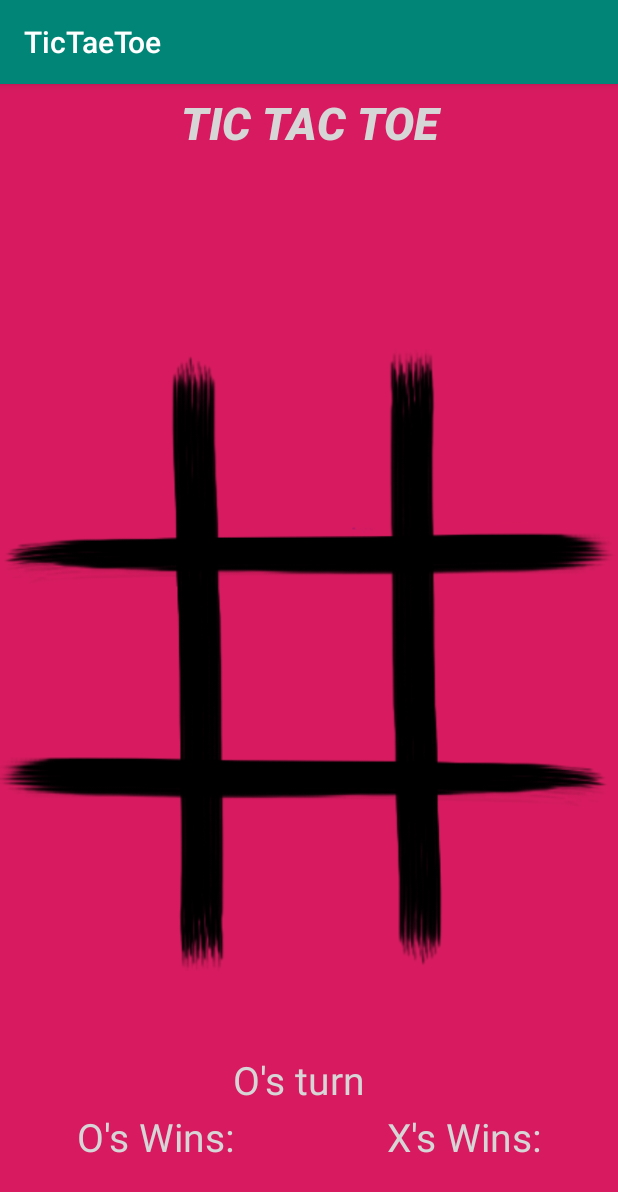
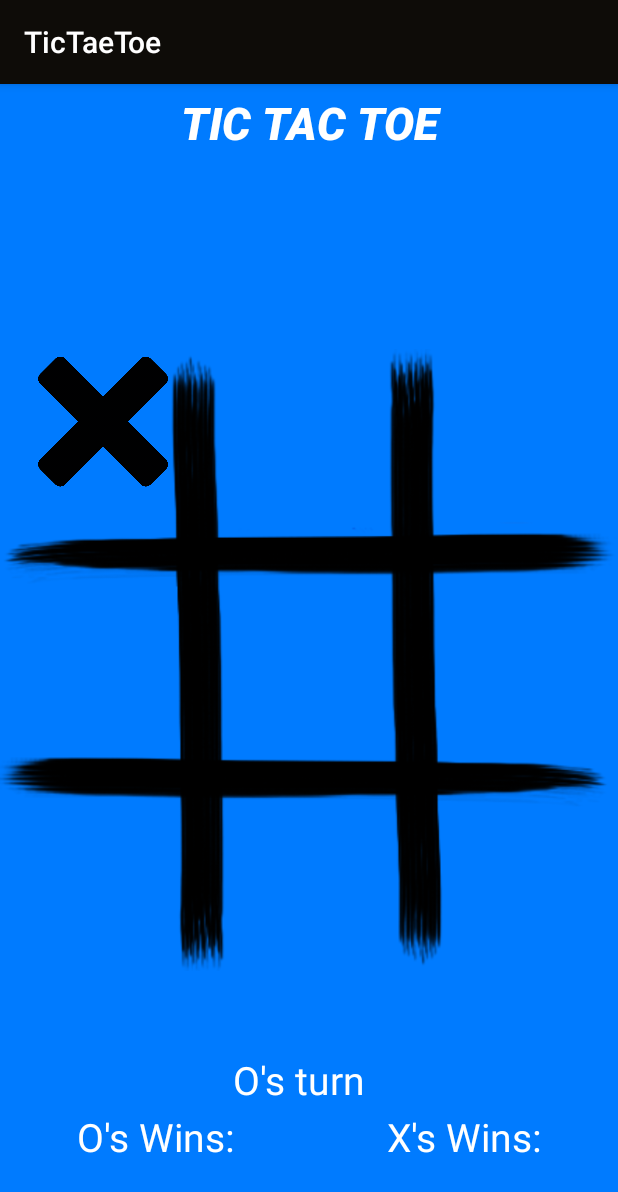
Before and after one commit to joharbatta/Tic-Tac-Toe, an Android app: the screen it shows after launch (MainActivity), after a tap on an icon or button, on a phone screen of 412 x 824 dp. Shown: the top 1192 px of the screen. Run offline under Robolectric (Android 15) with nearby library versions, the phone set to English and light mode, and no system bars.

Commit message:
display zero and cross on top

```diff
--- a/app/src/main/java/com/joharbatta/android/tictaetoe/MainActivity.java
+++ b/app/src/main/java/com/joharbatta/android/tictaetoe/MainActivity.java
@@ -3,8 +3,38 @@ package com.joharbatta.android.tictaetoe;
 import androidx.appcompat.app.AppCompatActivity;
 
 import android.os.Bundle;
+import android.view.View;
+import android.widget.ImageView;
 
 public class MainActivity extends AppCompatActivity {
+
+    int activePlayer=0;
+    int gameValues[] = {2,2,2,2,2,2,2,2,2};
+    int winPosition [][] = { {0,1,2} , {3,4,5} , {6,7,8},
+            {0,3,6} , {1,4,7} , {2,5,8},
+            {0,4,8} , {2,4,6}
+    };
+
+    public void Tap(View view)
+    {
+        ImageView imageView=(ImageView)view;
+        int tapBlock=Integer.parseInt(view.getTag().toString());
+
+        if(gameValues[tapBlock]==2) {
+            gameValues[tapBlock] = activePlayer;
+            imageView.setTranslationY(-1000f);
+            if (activePlayer == 0) {
+                imageView.setImageResource(R.drawable.cross);
+                activePlayer = 1;
+            } else {
+                imageView.setImageResource(R.drawable.zero);
+                activePlayer = 0;
+            }
+
+            imageView.animate().translationYBy(1000f).setDuration(300);
+        }
+
+    }
 
     @Override
     protected void onCreate(Bundle savedInstanceState) {
--- a/app/src/main/res/values/colors.xml
+++ b/app/src/main/res/values/colors.xml
@@ -1,6 +1,7 @@
 <?xml version="1.0" encoding="utf-8"?>
 <resources>
-    <color name="colorPrimary">#008577</color>
-    <color name="colorPrimaryDark">#00574B</color>
-    <color name="colorAccent">#D81B60</color>
+    <color name="colorPrimary">#0E0C08</color>
+    <color name="colortext">#ffff</color>
+    <color name="colorPrimaryDark">#0E0C08</color>
+    <color name="colorAccent">#007BFF</color>
 </resources>
--- a/app/src/main/res/values/strings.xml
+++ b/app/src/main/res/values/strings.xml
@@ -1,3 +1,4 @@
 <resources>
-    <string name="app_name">TicTaeToe</string>
+    <string name="app_name" > TicTaeToe</string>
+    <string name="grid">grid</string>
 </resources>
```
